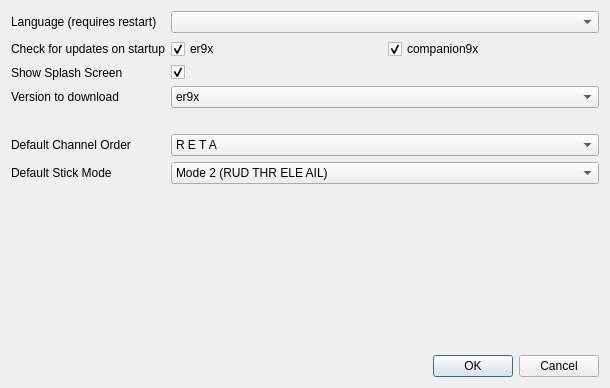
Old version of the form src/preferencesdialog.ui in the repository roberto1903/companion9x.
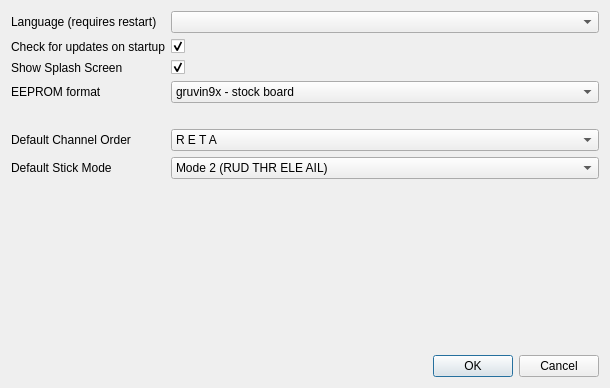
New version of the form. Icons and pictures are not drawn.

Diff of the .ui file:
```diff
--- a/src/preferencesdialog.ui
+++ b/src/preferencesdialog.ui
@@ -35,30 +35,6 @@
      </property>
     </widget>
    </item>
-   <item row="1" column="1">
-    <layout class="QGridLayout" name="gridLayout">
-     <item row="0" column="0">
-      <widget class="QCheckBox" name="startupCheck_er9x">
-       <property name="text">
-        <string>er9x</string>
-       </property>
-       <property name="checked">
-        <bool>true</bool>
-       </property>
-      </widget>
-     </item>
-     <item row="0" column="1">
-      <widget class="QCheckBox" name="startupCheck_companion9x">
-       <property name="text">
-        <string>companion9x</string>
-       </property>
-       <property name="checked">
-        <bool>true</bool>
-       </property>
-      </widget>
-     </item>
-    </layout>
-   </item>
    <item row="2" column="0">
     <widget class="QLabel" name="label_4">
      <property name="text">
@@ -79,32 +55,12 @@
    <item row="3" column="0">
     <widget class="QLabel" name="label_3">
      <property name="text">
-      <string>Version to download</string>
+      <string>EEPROM format</string>
      </property>
     </widget>
    </item>
    <item row="3" column="1">
-    <widget class="QComboBox" name="downloadVerCB">
-     <item>
-      <property name="text">
-       <string>er9x</string>
-      </property>
-     </item>
-     <item>
-      <property name="text">
-       <string>er9x - JETI</string>
-      </property>
-     </item>
-     <item>
-      <property name="text">
-       <string>er9x - FrSky</string>
-      </property>
-     </item>
-     <item>
-      <property name="text">
-       <string>er9x - Ardupilot</string>
-      </property>
-     </item>
+    <widget class="QComboBox" name="eepromFormatCB">
      <item>
       <property name="text">
        <string>gruvin9x - stock board</string>
@@ -352,6 +308,16 @@
      </property>
     </widget>
    </item>
+   <item row="1" column="1">
+    <widget class="QCheckBox" name="startupCheck_companion9x">
+     <property name="text">
+      <string/>
+     </property>
+     <property name="checked">
+      <bool>true</bool>
+     </property>
+    </widget>
+   </item>
   </layout>
  </widget>
  <resources>
```
Left out of the diff: 5 changed lines with no effect on the pictures.
